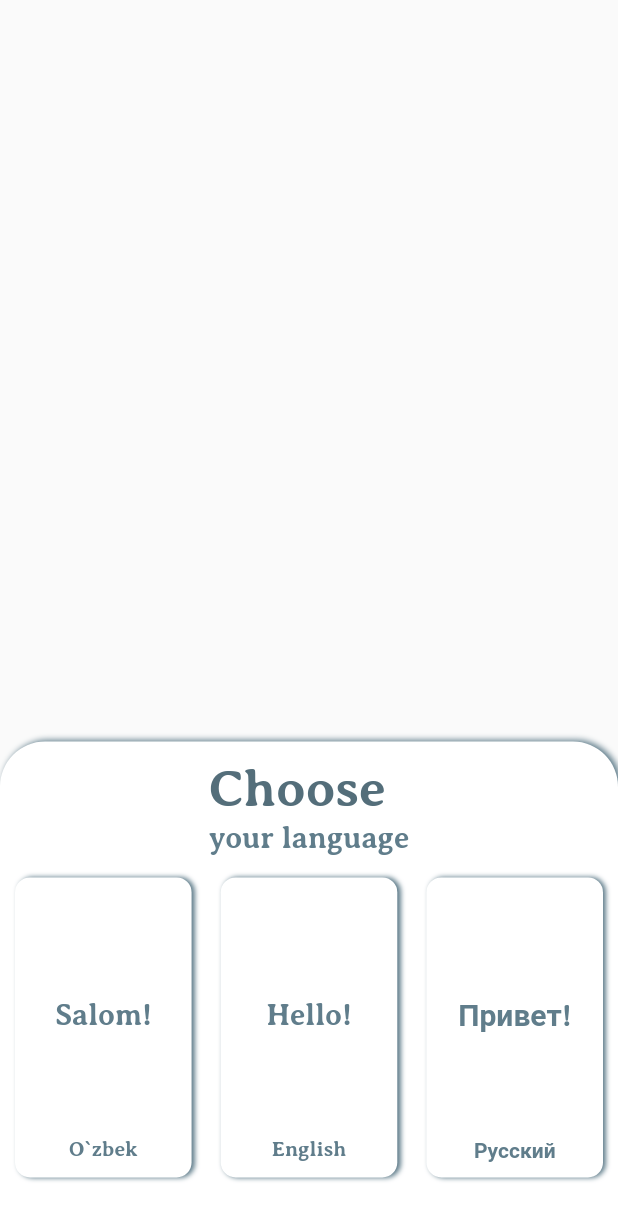
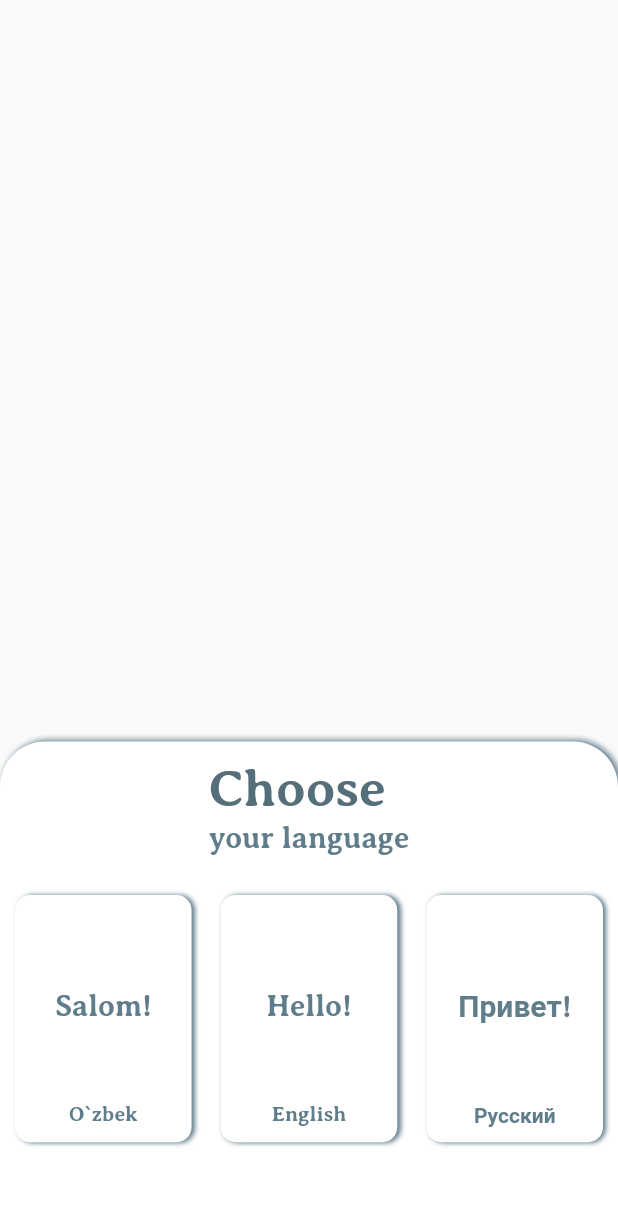
Before and after one commit to kurbanovxurshidbek/openeye-mobile, a Flutter app: what showBottomS() shows on an empty page, opened directly, on a phone screen of 412 x 824 dp. Shown: the top 1220 px of the screen. Run offline on Flutter 3.47's test engine with Material 2 defaults, Android fonts, the phone set to English and light mode, and no system bars; our stand-ins replace audioplayers, bloc, easy_localization, file_picker, flutter_bloc, hive and 5 more; missing offline and left inert: google_ml_kit; accounts and stored records are empty.

Commit message:
bottom ui sizes

```diff
--- a/lib/views/bottom_sheets.dart
+++ b/lib/views/bottom_sheets.dart
@@ -139,7 +139,7 @@ showBottomS(BuildContext context1, {bool inSettings = false}) {
                         style: Theme.of(context1).textTheme.bodyText1),
                   ])),
               Container(
-                height: 200,
+                height:MediaQuery.of(context1).size.height/5 ,
 
                 child: Row(
                   mainAxisAlignment: MainAxisAlignment.spaceBetween,
@@ -238,7 +238,7 @@ voiceChooseSheet(BuildContext context) async {
                       style: Theme.of(context).textTheme.headline6,
                       children: [])),
               Container(
-                height: MediaQuery.of(context).size.height/4,
+                height: MediaQuery.of(context).size.height/5,
                 child: Row(
                   mainAxisAlignment: MainAxisAlignment.spaceBetween,
                   children: List.generate(2, (index) {
```
